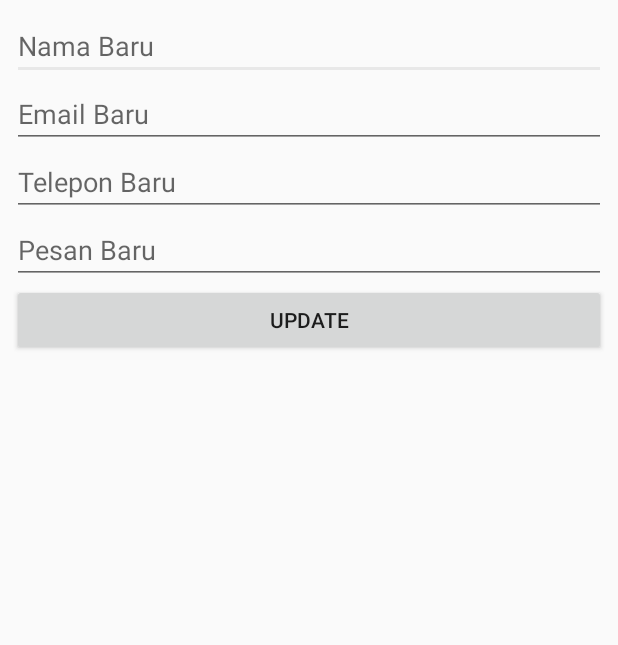
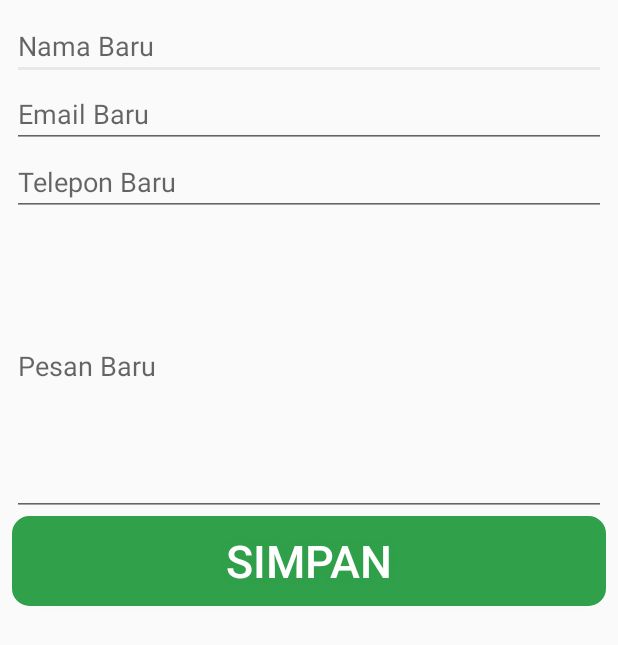
Before and after one commit to Adityasundawa/SmkCoding2, an Android app: the layout activity_my_update.xml on its own in the app's theme, with its tools: preview values and no code run, on a phone screen of 412 x 824 dp. Shown: the top 645 px of the screen. Run offline under Robolectric (Android 15) with nearby library versions, the phone set to English and light mode, and no system bars.

Commit message:
delete useless files

```diff
--- a/app/src/main/java/com/adityasundawa/lawancorona/ProfileFragment.kt
+++ b/app/src/main/java/com/adityasundawa/lawancorona/ProfileFragment.kt
@@ -36,10 +36,6 @@ class ProfileFragment : Fragment() {
     ) {
         super.onViewCreated(view, savedInstanceState)
         initView()
-        btn_konsul.setOnClickListener {
-            val intent = Intent(getActivity(), KonsultasiActivity::class.java)
-            getActivity()?.startActivity(intent)
-        }
 
     }
 
--- a/app/src/main/res/layout/activity_my_update.xml
+++ b/app/src/main/res/layout/activity_my_update.xml
@@ -30,13 +30,22 @@
     <EditText
         android:id="@+id/new_pesan"
         android:layout_width="match_parent"
-        android:layout_height="wrap_content"
+        android:layout_height="200dp"
         android:ems="10"
         android:hint="Pesan Baru"
         android:inputType="textPersonName" />
     <Button
         android:id="@+id/update"
+        android:text="Simpan"
+        android:textColor="#FFFFFF"
+        android:textSize="30sp"
         android:layout_width="match_parent"
         android:layout_height="wrap_content"
-        android:text="Update" />
+        android:background="@drawable/buttonshape"
+        android:shadowColor="#30a04a"
+        android:shadowDx="0"
+        android:shadowDy="0"
+        android:shadowRadius="5"
+        android:layout_gravity="center_horizontal"
+        />
 </LinearLayout>
```
Also changed, not shown: app/src/main/java/com/adityasundawa/lawancorona/KonsultasiActivity.kt (deleted, +0 -18 lines), app/src/main/res/layout/activity_konsul.xml (+10 -3 lines), app/src/main/res/layout/activity_konsultasi.xml (deleted, +0 -30 lines), app/src/main/res/layout/fragment_konsultasi.xml (+0 -7 lines), app/src/main/res/layout/fragment_profile.xml (+1 -14 lines).
